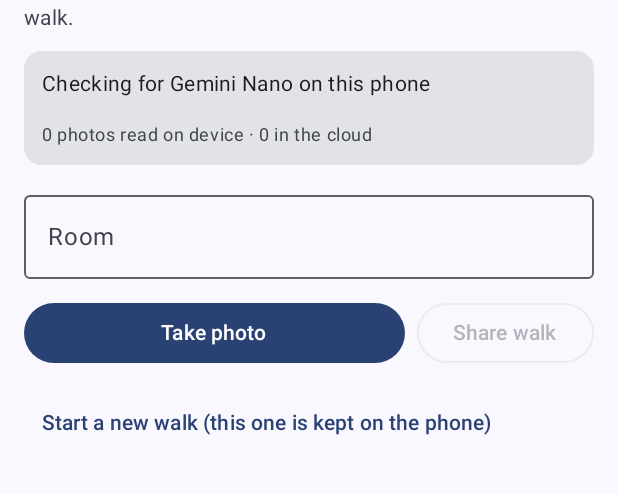
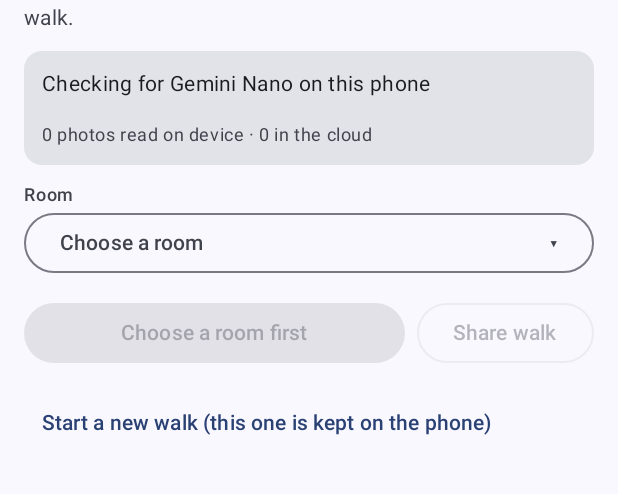
Before and after one commit to woadi-vector/proof-of-loss, an Android app built with Jetpack Compose: the screen it shows after launch (CaptureActivity), on a phone screen of 412 x 824 dp, the part 87-581 px from its top. Run offline under Robolectric (Android 15) with nearby library versions, the phone set to English and light mode, and no system bars; 5 statements that could not run were skipped.

Commit message:
Android: room dropdown with Other; mixed names stay contents
Standard room list plus rooms already used on the walk, case-insensitive,
so one room never appears under two spellings. Take photo waits for a
room. A name that mixes contents and a building part is kept as
contents for the adjuster to decide.

Co-Authored-By: Claude Opus 5.5 <noreply@anthropic.com>
Claude-Session: https://claude.ai/code/session_01Q7Y6wEgq5Dn64zNMqvziF7

```diff
--- a/android/app/src/main/kotlin/CaptureActivity.kt
+++ b/android/app/src/main/kotlin/CaptureActivity.kt
@@ -31,6 +31,9 @@ import androidx.compose.foundation.lazy.items
 import androidx.compose.foundation.shape.RoundedCornerShape
 import androidx.compose.material3.Button
 import androidx.compose.material3.Card
+import androidx.compose.material3.DropdownMenu
+import androidx.compose.material3.DropdownMenuItem
+import androidx.compose.material3.HorizontalDivider
 import androidx.compose.material3.MaterialTheme
 import androidx.compose.material3.OutlinedButton
 import androidx.compose.material3.OutlinedTextField
@@ -114,7 +117,7 @@ fun WalkScreen(store: WalkStore) {
     }
     var mode by rememberSaveable { mutableStateOf(Mode.PREFER_ON_DEVICE) }
     val spotter = remember(mode) { Spotter(mode) }
-    var room by rememberSaveable { mutableStateOf(walk.captures.lastOrNull()?.room ?: "") }
+    var room by rememberSaveable { mutableStateOf(walk.captures.firstOrNull()?.room?.takeIf { it != "Unnamed room" } ?: "") }
     var pendingPath by rememberSaveable { mutableStateOf<String?>(null) }
     var modelStatus by remember { mutableStateOf("Checking for Gemini Nano on this phone") }
     var canDownload by remember { mutableStateOf(false) }
@@ -176,7 +179,7 @@ fun WalkScreen(store: WalkStore) {
             val (sha, file) = withContext(Dispatchers.IO) { store.accept(pending) }
             if (walk.captures.none { it.sha256 == sha }) {
                 val c = Capture(
-                    sha256 = sha, file = file.name, room = room.trim().ifEmpty { "Unnamed room" },
+                    sha256 = sha, file = file.name, room = room.trim(),
                     capturedAt = Instant.now().toString(), recordedAt = exifDate(file),
                 )
                 update(walk.copy(captures = listOf(c) + walk.captures))
@@ -205,7 +208,6 @@ fun WalkScreen(store: WalkStore) {
         ctx.startActivity(Intent.createChooser(send, "Share walk"))
     }
 
-    val rooms = walk.captures.map { it.room }.distinct()
     val onDevice = walk.captures.count { it.source == "on_device" }
     val inCloud = walk.captures.count { it.source == "in_cloud" }
 
@@ -252,19 +254,13 @@ fun WalkScreen(store: WalkStore) {
                 }
             }
             item {
-                OutlinedTextField(
-                    value = room, onValueChange = { room = it }, label = { Text("Room") },
-                    singleLine = true, modifier = Modifier.fillMaxWidth(),
-                )
-                if (rooms.isNotEmpty()) {
-                    LazyRow(horizontalArrangement = Arrangement.spacedBy(6.dp), modifier = Modifier.padding(top = 6.dp)) {
-                        items(rooms) { r -> TextButton(onClick = { room = r }) { Text(r) } }
-                    }
-                }
+                RoomPicker(room, walk.captures.map { it.room }) { room = it }
             }
             item {
                 Row(horizontalArrangement = Arrangement.spacedBy(8.dp)) {
-                    Button(onClick = { takePhoto() }, modifier = Modifier.weight(1f)) { Text("Take photo") }
+                    Button(onClick = { takePhoto() }, enabled = room.isNotBlank(), modifier = Modifier.weight(1f)) {
+                        Text(if (room.isBlank()) "Choose a room first" else "Take photo")
+                    }
                     OutlinedButton(onClick = { share() }, enabled = walk.captures.isNotEmpty()) { Text("Share walk") }
                 }
             }
@@ -350,3 +346,58 @@ fun CaptureCard(c: Capture, file: File, busy: Boolean, onRetry: () -> Unit) {
         }
     }
 }
+
+/** Standard room names, so one room never appears under two spellings in a walk. */
+val STANDARD_ROOMS = listOf(
+    "Living room", "Family room", "Kitchen", "Dining room", "Primary bedroom", "Bedroom 2",
+    "Bedroom 3", "Bedroom 4", "Primary bathroom", "Bathroom 2", "Half bath", "Office", "Laundry room",
+    "Garage", "Basement", "Attic", "Hallway", "Closet", "Mudroom", "Patio or porch", "Shed",
+)
+
+@Composable
+fun RoomPicker(selected: String, used: List<String>, onPick: (String) -> Unit) {
+    var open by remember { mutableStateOf(false) }
+    var typing by rememberSaveable { mutableStateOf(false) }
+    var custom by rememberSaveable { mutableStateOf("") }
+    // Rooms already used on this walk come first; matching ignores letter case.
+    val extra = used.filter { u -> u.isNotBlank() && u != "Unnamed room" &&
+        STANDARD_ROOMS.none { it.equals(u, ignoreCase = true) } }.distinctBy { it.lowercase() }
+    Column {
+        Text("Room", style = MaterialTheme.typography.labelMedium, color = MaterialTheme.colorScheme.onSurfaceVariant)
+        Box {
+            OutlinedButton(onClick = { open = true }, modifier = Modifier.fillMaxWidth()) {
+                Text(selected.ifBlank { "Choose a room" }, modifier = Modifier.weight(1f))
+                Text("▾")
+            }
+            DropdownMenu(expanded = open, onDismissRequest = { open = false }) {
+                extra.forEach { r ->
+                    DropdownMenuItem(text = { Text(r) }, onClick = { onPick(r); typing = false; open = false })
+                }
+                if (extra.isNotEmpty()) HorizontalDivider()
+                STANDARD_ROOMS.forEach { r ->
+                    DropdownMenuItem(text = { Text(r) }, onClick = { onPick(r); typing = false; open = false })
+                }
+                HorizontalDivider()
+                DropdownMenuItem(text = { Text("Other…") }, onClick = { typing = true; open = false })
+            }
+        }
+        if (typing) {
+            Row(verticalAlignment = Alignment.CenterVertically, modifier = Modifier.padding(top = 6.dp)) {
+                OutlinedTextField(
+                    value = custom, onValueChange = { custom = it }, label = { Text("Other room") },
+                    singleLine = true, modifier = Modifier.weight(1f),
+                )
+                TextButton(onClick = {
+                    val name = custom.trim()
+                    if (name.isNotEmpty()) {
+                        // Reuse an existing spelling instead of making a second room.
+                        val match = (STANDARD_ROOMS + used).firstOrNull { it.equals(name, ignoreCase = true) }
+                        onPick(match ?: name.replaceFirstChar { it.uppercase() })
+                        typing = false
+                        custom = ""
+                    }
+                }) { Text("Use") }
+            }
+        }
+    }
+}
```
Also changed, not shown: android/app/src/main/kotlin/Walk.kt (+7 -1 lines).
